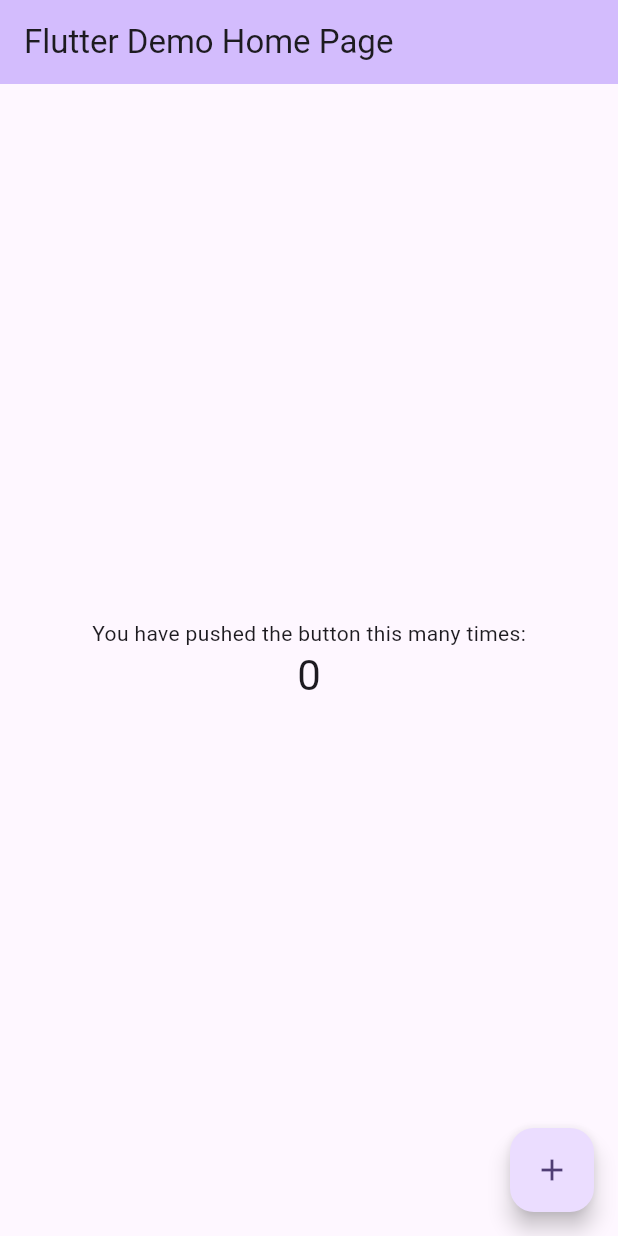
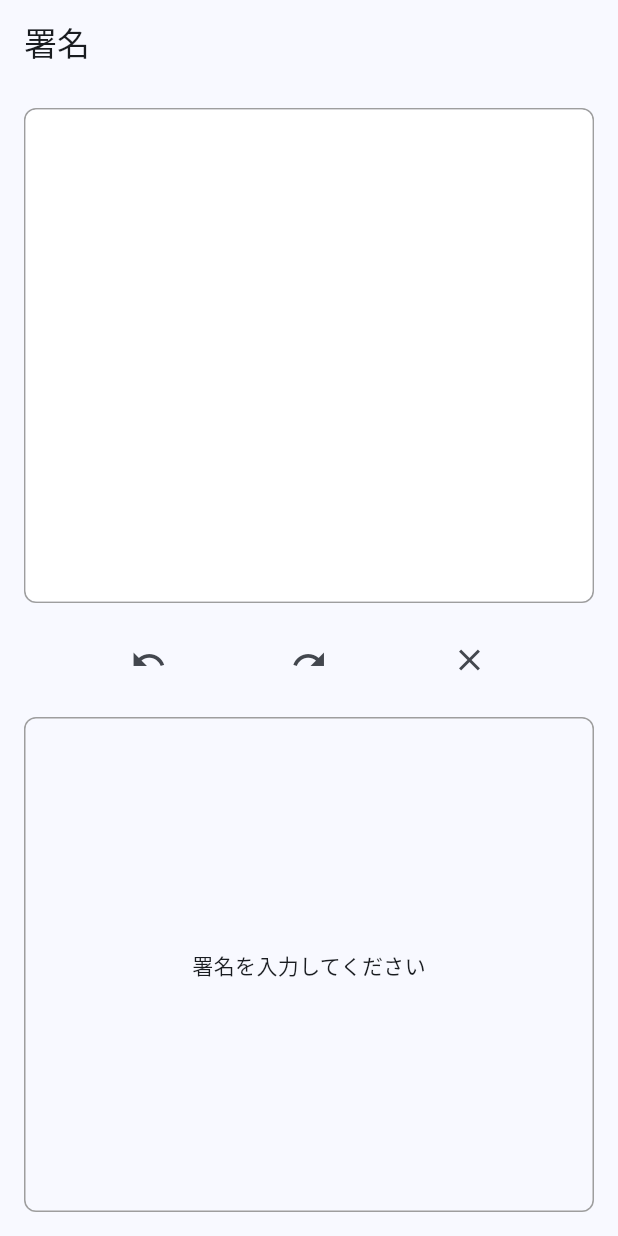
Before and after one commit to macneko-ayu/flutter_signature_sample, a Flutter app: the screen it shows after launch, on a phone screen of 412 x 824 dp. Run offline on Flutter 3.47's test engine with Material 3 defaults, Android fonts, the light colour scheme and no system bars; drawn by our look-alikes of signature.

Commit message:
feat: 署名画面を実装した

```diff
--- a/lib/main.dart
+++ b/lib/main.dart
@@ -1,4 +1,5 @@
 import 'package:flutter/material.dart';
+import 'signature_page.dart';
 
 void main() {
   runApp(const MyApp());
@@ -7,119 +8,15 @@
 class MyApp extends StatelessWidget {
   const MyApp({super.key});
 
-  // This widget is the root of your application.
   @override
   Widget build(BuildContext context) {
     return MaterialApp(
-      title: 'Flutter Demo',
+      title: 'Signature Sample',
       theme: ThemeData(
-        // This is the theme of your application.
-        //
-        // TRY THIS: Try running your application with "flutter run". You'll see
-        // the application has a purple toolbar. Then, without quitting the app,
-        // try changing the seedColor in the colorScheme below to Colors.green
-        // and then invoke "hot reload" (save your changes or press the "hot
-        // reload" button in a Flutter-supported IDE, or press "r" if you used
-        // the command line to start the app).
-        //
-        // Notice that the counter didn't reset back to zero; the application
-        // state is not lost during the reload. To reset the state, use hot
-        // restart instead.
-        //
-        // This works for code too, not just values: Most code changes can be
-        // tested with just a hot reload.
-        colorScheme: ColorScheme.fromSeed(seedColor: Colors.deepPurple),
+        colorScheme: ColorScheme.fromSeed(seedColor: Colors.blue),
         useMaterial3: true,
       ),
-      home: const MyHomePage(title: 'Flutter Demo Home Page'),
+      home: const SignaturePage(),
     );
   }
 }
-
-class MyHomePage extends StatefulWidget {
-  const MyHomePage({super.key, required this.title});
-
-  // This widget is the home page of your application. It is stateful, meaning
-  // that it has a State object (defined below) that contains fields that affect
-  // how it looks.
-
-  // This class is the configuration for the state. It holds the values (in this
-  // case the title) provided by the parent (in this case the App widget) and
-  // used by the build method of the State. Fields in a Widget subclass are
-  // always marked "final".
-
-  final String title;
-
-  @override
-  State<MyHomePage> createState() => _MyHomePageState();
-}
-
-class _MyHomePageState extends State<MyHomePage> {
-  int _counter = 0;
-
-  void _incrementCounter() {
-    setState(() {
-      // This call to setState tells the Flutter framework that something has
-      // changed in this State, which causes it to rerun the build method below
-      // so that the display can reflect the updated values. If we changed
-      // _counter without calling setState(), then the build method would not be
-      // called again, and so nothing would appear to happen.
-      _counter++;
-    });
-  }
-
-  @override
-  Widget build(BuildContext context) {
-    // This method is rerun every time setState is called, for instance as done
-    // by the _incrementCounter method above.
-    //
-    // The Flutter framework has been optimized to make rerunning build methods
-    // fast, so that you can just rebuild anything that needs updating rather
-    // than having to individually change instances of widgets.
-    return Scaffold(
-      appBar: AppBar(
-        // TRY THIS: Try changing the color here to a specific color (to
-        // Colors.amber, perhaps?) and trigger a hot reload to see the AppBar
-        // change color while the other colors stay the same.
-        backgroundColor: Theme.of(context).colorScheme.inversePrimary,
-        // Here we take the value from the MyHomePage object that was created by
-        // the App.build method, and use it to set our appbar title.
-        title: Text(widget.title),
-      ),
-      body: Center(
-        // Center is a layout widget. It takes a single child and positions it
-        // in the middle of the parent.
-        child: Column(
-          // Column is also a layout widget. It takes a list of children and
-          // arranges them vertically. By default, it sizes itself to fit its
-          // children horizontally, and tries to be as tall as its parent.
-          //
-          // Column has various properties to control how it sizes itself and
-          // how it positions its children. Here we use mainAxisAlignment to
-          // center the children vertically; the main axis here is the vertical
-          // axis because Columns are vertical (the cross axis would be
-          // horizontal).
-          //
-          // TRY THIS: Invoke "debug painting" (choose the "Toggle Debug Paint"
-          // action in the IDE, or press "p" in the console), to see the
-          // wireframe for each widget.
-          mainAxisAlignment: MainAxisAlignment.center,
-          children: <Widget>[
-            const Text(
-              'You have pushed the button this many times:',
-            ),
-            Text(
-              '$_counter',
-              style: Theme.of(context).textTheme.headlineMedium,
-            ),
-          ],
-        ),
-      ),
-      floatingActionButton: FloatingActionButton(
-        onPressed: _incrementCounter,
-        tooltip: 'Increment',
-        child: const Icon(Icons.add),
-      ), // This trailing comma makes auto-formatting nicer for build methods.
-    );
-  }
-}
--- /dev/null
+++ b/lib/signature_page.dart
@@ -0,0 +1,153 @@
+// Flutter imports:
+import 'dart:ui' as ui;
+import 'package:flutter/material.dart';
+import 'package:signature/signature.dart';
+
+class SignaturePage extends StatefulWidget {
+  const SignaturePage({super.key});
+
+  @override
+  State<SignaturePage> createState() => _SignaturePageState();
+}
+
+class _SignaturePageState extends State<SignaturePage> with WidgetsBindingObserver {
+  late final SignatureController _controller;
+  bool _hasSignature = false;
+  ui.Image? _signatureImage;
+
+  static const double _buttonAreaHeight = 44.0;
+  static const double _buttonSpacing = 16.0;
+  static const double _contentPadding = 16.0;
+
+  @override
+  void initState() {
+    super.initState();
+    WidgetsBinding.instance.addObserver(this);
+    _controller = SignatureController(
+      penStrokeWidth: 3.0,
+      penColor: Colors.black,
+    );
+
+    _controller.onDrawEnd = () {
+      setState(() {
+        _hasSignature = _controller.isNotEmpty;
+      });
+    };
+  }
+
+  @override
+  void dispose() {
+    WidgetsBinding.instance.removeObserver(this);
+    _controller.dispose();
+    super.dispose();
+  }
+
+  @override
+  void didChangeMetrics() {
+    super.didChangeMetrics();
+    _handleClear();
+  }
+
+  Future<void> _handleComplete() async {
+    final image = await _controller.toImage();
+    setState(() {
+      _signatureImage = image;
+    });
+  }
+
+  void _handleClear() {
+    _controller.clear();
+    setState(() {
+      _hasSignature = false;
+      _signatureImage = null;
+    });
+  }
+
+  @override
+  Widget build(BuildContext context) {
+    return Scaffold(
+      appBar: AppBar(
+        title: const Text('署名'),
+      ),
+      body: SafeArea(
+        child: Padding(
+          padding: const EdgeInsets.all(_contentPadding),
+          child: LayoutBuilder(
+            builder: (context, constraints) {
+              final contentHeight = (constraints.maxHeight - _buttonAreaHeight - _buttonSpacing * 2) / 2;
+              return Column(
+                children: [
+                  SizedBox(
+                    height: contentHeight,
+                    child: Container(
+                      decoration: BoxDecoration(
+                        border: Border.all(color: Colors.grey),
+                        borderRadius: BorderRadius.circular(8),
+                      ),
+                      child: ClipRRect(
+                        borderRadius: BorderRadius.circular(8),
+                        child: Signature(
+                          controller: _controller,
+                          backgroundColor: Colors.white,
+                        ),
+                      ),
+                    ),
+                  ),
+                  const SizedBox(height: _buttonSpacing),
+                  SizedBox(
+                    height: _buttonAreaHeight,
+                    child: Row(
+                      mainAxisAlignment: MainAxisAlignment.spaceEvenly,
+                      children: [
+                        IconButton(
+                          onPressed: _controller.undo,
+                          icon: const Icon(Icons.undo),
+                        ),
+                        IconButton(
+                          onPressed: _controller.redo,
+                          icon: const Icon(Icons.redo),
+                        ),
+                        IconButton(
+                          onPressed: _handleClear,
+                          icon: const Icon(Icons.clear),
+                        ),
+                        if (_hasSignature)
+                          ElevatedButton(
+                            onPressed: _handleComplete,
+                            child: const Text('完了'),
+                          ),
+                      ],
+                    ),
+                  ),
+                  const SizedBox(height: _buttonSpacing),
+                  SizedBox(
+                    height: contentHeight,
+                    child: Container(
+                      decoration: BoxDecoration(
+                        border: Border.all(color: Colors.grey),
+                        borderRadius: BorderRadius.circular(8),
+                      ),
+                      child: _signatureImage != null
+                          ? ClipRRect(
+                              borderRadius: BorderRadius.circular(8),
+                              child: RawImage(
+                                image: _signatureImage,
+                                width: double.infinity,
+                                height: double.infinity,
+                                fit: BoxFit.contain,
+                              ),
+                            )
+                          : const Center(
+                              child: Text('署名を入力してください'),
+                            ),
+                    ),
+                  ),
+                ],
+              );
+            },
+          ),
+        ),
+      ),
+    );
+  }
+}
```
Also changed, not shown: pubspec.yaml (+1 -69 lines), pubspec.lock, 3 other files.
